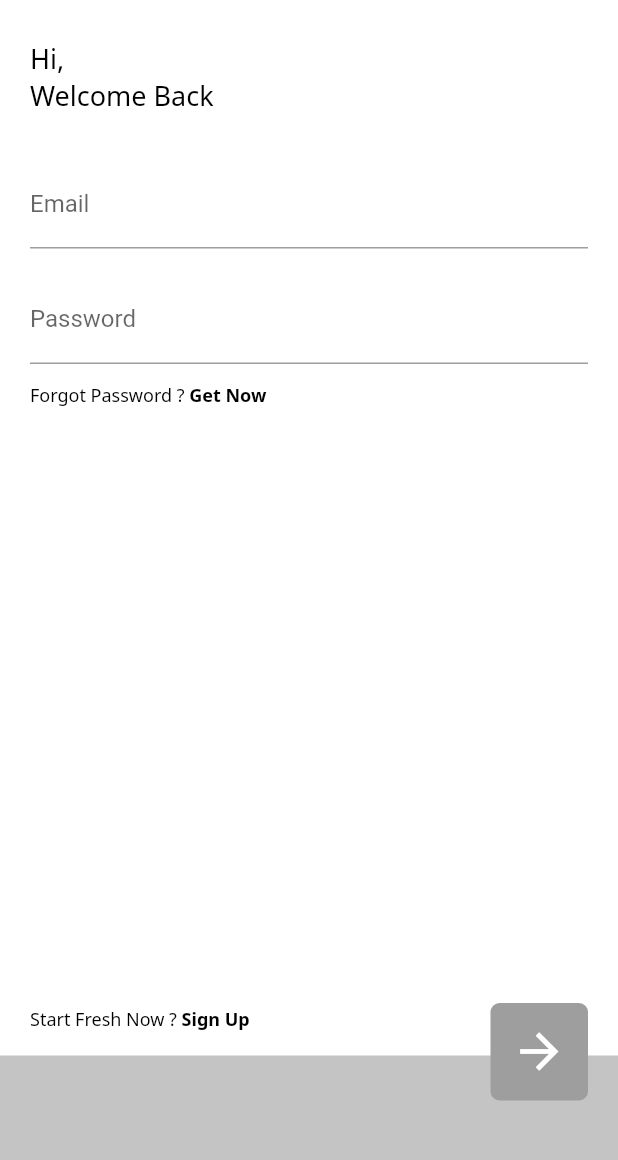
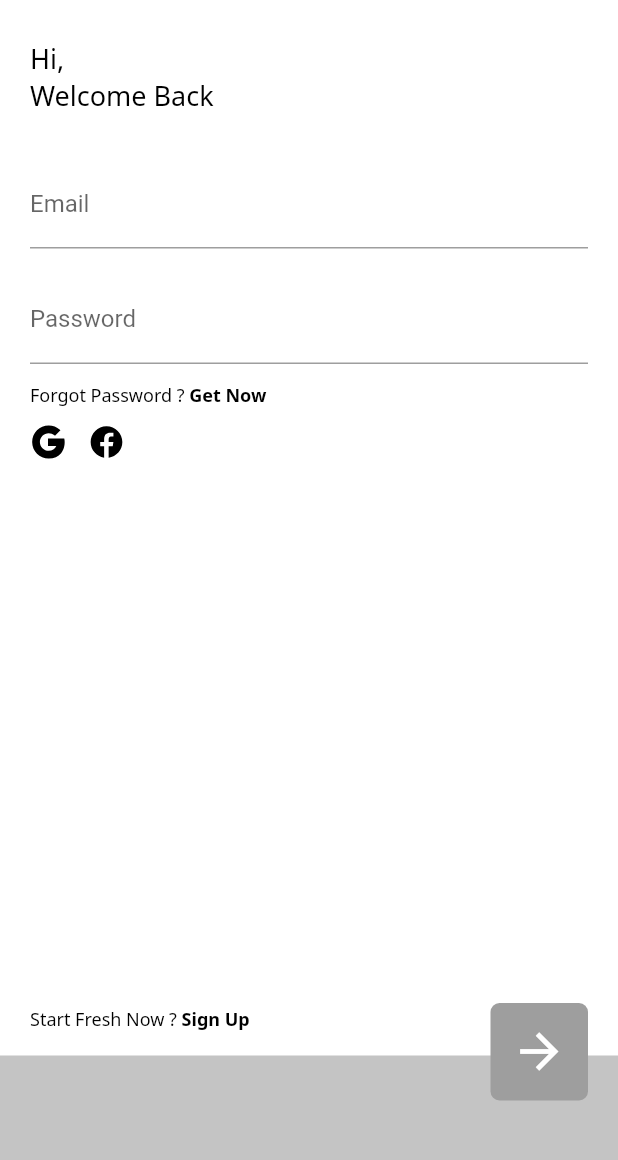
Before and after one commit to falahkun/rumah-arisan, a Flutter app: the SignInPage screen opened directly, on a phone screen of 412 x 824 dp, the part 68-1228 px from its top. Run offline on Flutter 3.47's test engine with Material 2 defaults, Android fonts, the phone set to English and light mode, and no system bars; our stand-ins replace auto_route, carousel_slider, cloud_firestore, date_time_picker, email_validator, equatable and 13 more; missing offline and left inert: flutter_facebook_login, flutter_pusher_client; accounts and stored records are empty.

Commit message:
Update 2020/10/07

```diff
--- a/lib/services/services.dart
+++ b/lib/services/services.dart
@@ -4,7 +4,9 @@ import 'dart:async';
 import 'dart:convert';
 import 'dart:io';
 import 'package:cloud_firestore/cloud_firestore.dart';
+import 'package:flutter_facebook_login/flutter_facebook_login.dart';
 import 'package:flutter_pusher_client/flutter_pusher.dart';
+import 'package:google_sign_in/google_sign_in.dart';
 // import 'package:http/http.dart';
 import 'package:http/http.dart' as http;
 import 'package:shared_preferences/shared_preferences.dart';
@@ -26,6 +28,7 @@ part 'category_services.dart';
 part 'community_services.dart';
 part 'chat_services.dart';
 part 'pusher_services.dart';
+part 'socialauth_services.dart';
 
 /// ini adalah method untuk melakukan semua request yang akan digunakan nantinya
 Future<http.Response> postRequest(String subUrl,
--- a/lib/views/pages/signin_page.dart
+++ b/lib/views/pages/signin_page.dart
@@ -93,21 +93,41 @@ class _SignInPageState extends State<SignInPage> {
                           ],
                         ),
 
-                        /// ini adalah bloc kode untuk menambahkan metode sign in menggunakan social media
-                        // Row(
-                        //   children: [
-                        //     IconButton(
-                        //       padding: const EdgeInsets.only(right: 20),
-                        //       icon: Icon(MdiIcons.googlePlus),
-                        //       onPressed: () async {},
-                        //     ),
-                        //     IconButton(
-                        //       padding: const EdgeInsets.only(right: 20),
-                        //       icon: Icon(MdiIcons.facebook),
-                        //       onPressed: () {},
-                        //     )
-                        //   ],
-                        // )
+                        /// ini adalah blok kode untuk menambahkan metode sign in menggunakan social media
+                        SizedBox(
+                          height: 10,
+                        ),
+                        Row(
+                          children: [
+                            GestureDetector(
+                                onTap: () async {
+                                  await SocialAuthServices.getGoogleToken()
+                                      .then((value) {
+                                    print(value.message);
+                                  }).catchError((onError) {
+                                    print(onError.toString());
+                                  });
+                                },
+                                child: SvgPicture.asset(
+                                  'assets/icons/icons_google.svg',
+                                  height: 24,
+                                  width: 24,
+                                )),
+                            SizedBox(width: 15),
+                            GestureDetector(
+                                onTap: () async {
+                                  SocialAuthServices.getFbToken().then((value) {
+                                    print(value.message);
+                                  }).catchError((onError) {
+                                    print(onError.toString());
+                                  });
+                                },
+                                child: SvgPicture.asset(
+                                    'assets/icons/icons_facebook.svg',
+                                    height: 24,
+                                    width: 24)),
+                          ],
+                        )
                       ],
                     ),
                   ),
```
Also changed, not shown: lib/services/auth_services.dart (+29 -0 lines), lib/services/socialauth_services.dart (added, +45 -0 lines), pubspec.yaml (+19 -17 lines), assets/icons/icons_facebook.svg (added), assets/icons/icons_google.svg (added), pubspec.lock, 3 other files.
